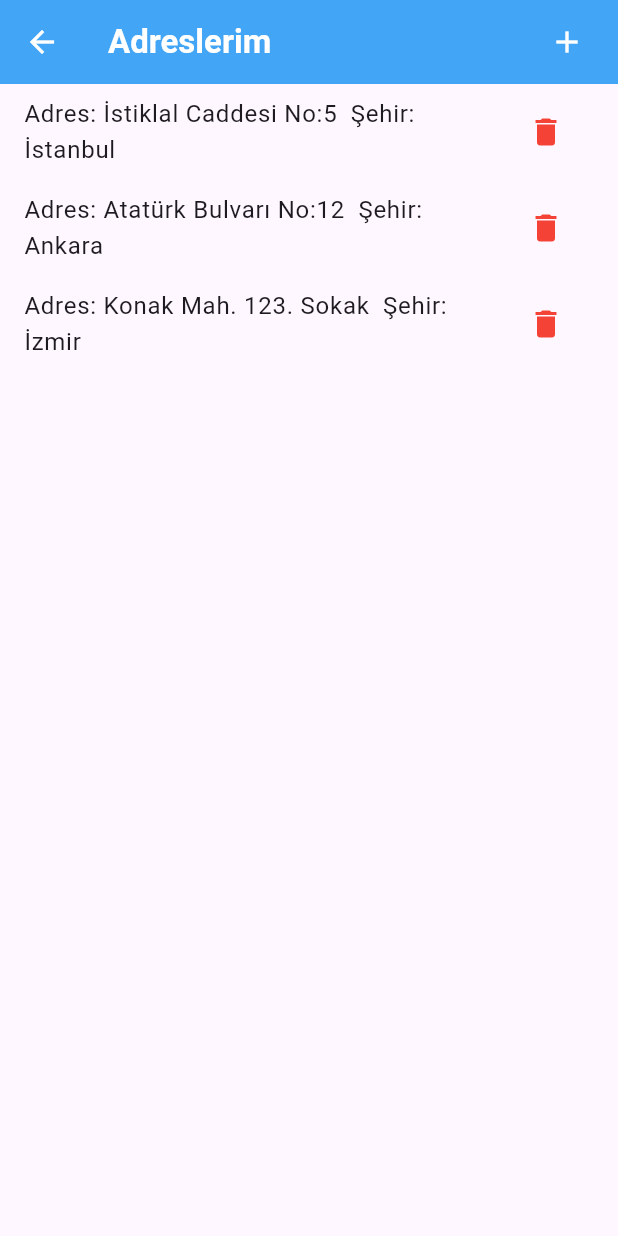
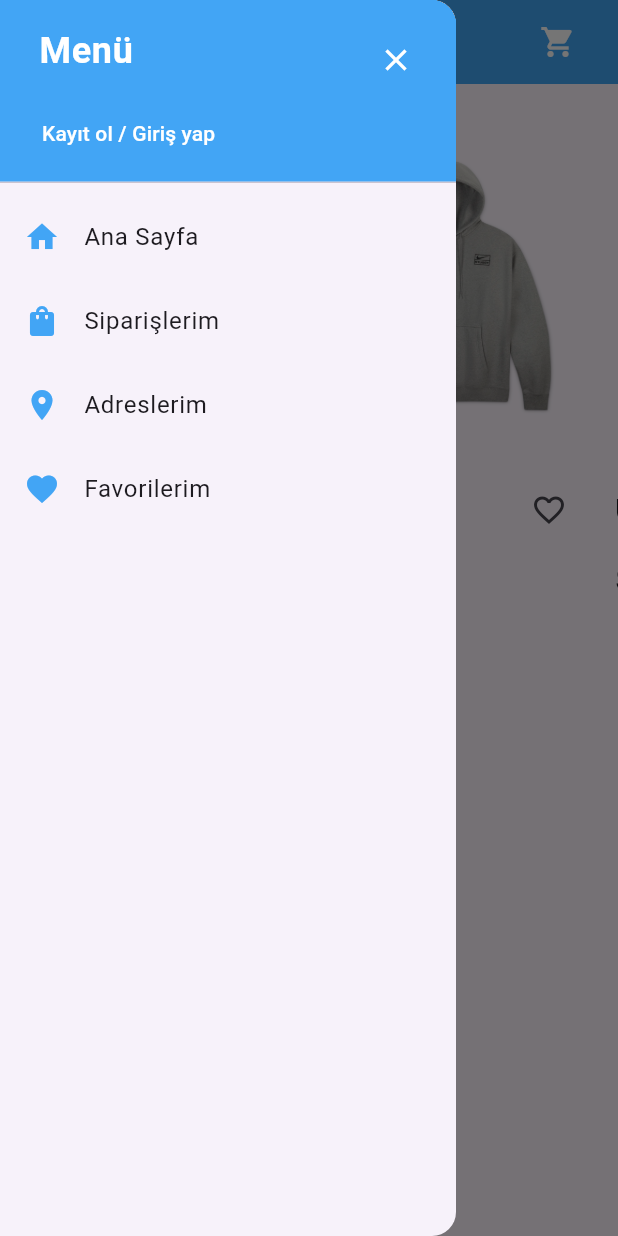
Before and after one commit to PolatAvci/yazilim_muh_proje, a Flutter app: the screen it shows after launch, with the side drawer open (before the commit the screen has no drawer), on a phone screen of 412 x 824 dp. Run offline on Flutter 3.47's test engine with Material 3 defaults, Android fonts, the phone set to English and light mode, and no system bars; our stand-ins replace flutter_masked_text2, google_fonts; key blocks and very long unbroken strings in the code were emptied for the run.

Commit message:
favori sayfası ve ana sayfa eklendi

```diff
--- /dev/null
+++ b/lib/Models/favorite_list.dart
@@ -0,0 +1,30 @@
+import 'package:yazilim_muh_proje/Models/product.dart';
+
+class FavoriteList {
+  static List<Product> items = [
+    Product(
+      id: 10,
+      category: "kıyafet",
+      details: "abcde",
+      name: "Kapşon 1",
+      price: 100,
+      image: "images/urun.jpg",
+    ),
+    Product(
+      id: 11,
+      category: "kıyafet",
+      details: "abcde",
+      name: "Kapşon 2",
+      price: 100,
+      image: "images/logo.png",
+    ),
+    Product(
+      id: 12,
+      category: "kıyafet",
+      details: "abcde",
+      name: "Kapşon 3",
+      price: 100,
+      image: "images/urun.jpg",
+    ),
+  ];
+}
--- /dev/null
+++ b/lib/Models/product.dart
@@ -0,0 +1,17 @@
+class Product {
+  int id;
+  String name;
+  double price;
+  String category;
+  String details;
+  String image;
+
+  Product({
+    required this.id,
+    required this.category,
+    required this.details,
+    required this.name,
+    required this.price,
+    required this.image,
+  });
+}
--- /dev/null
+++ b/lib/Models/product_items.dart
@@ -0,0 +1,38 @@
+import 'package:yazilim_muh_proje/Models/product.dart';
+
+class ProductItems {
+  static List<Product> items = [
+    Product(
+      id: 1,
+      category: "a",
+      details: "şglbgmsf",
+      name: "Ürün 1",
+      price: 100,
+      image: "images/urun.jpg",
+    ),
+    Product(
+      id: 2,
+      category: "a",
+      details: "şglbgmsf",
+      name: "Ürün 2",
+      price: 100,
+      image: "images/urun.jpg",
+    ),
+    Product(
+      id: 3,
+      category: "a",
+      details: "şglbgmsf",
+      name: "Ürün 3",
+      price: 100,
+      image: "images/urun.jpg",
+    ),
+    Product(
+      id: 4,
+      category: "a",
+      details: "şglbgmsf",
+      name: "Ürün 4",
+      price: 100,
+      image: "images/urun.jpg",
+    ),
+  ];
+}
--- /dev/null
+++ b/lib/components/product_card.dart
@@ -0,0 +1,115 @@
+import 'package:flutter/material.dart';
+import 'package:yazilim_muh_proje/Models/favorite_list.dart';
+import 'package:yazilim_muh_proje/Models/product.dart';
+
+class ProductCard extends StatefulWidget {
+  final Widget image;
+  final String name;
+  final double price;
+  final VoidCallback onpressed;
+  final int id;
+  final String category;
+  final String details;
+  final String imagePath;
+
+  ProductCard({
+    required this.id,
+    required this.category,
+    required this.details,
+    required this.image,
+    required this.name,
+    required this.price,
+    required this.onpressed,
+    required this.imagePath,
+  });
+
+  @override
+  State<ProductCard> createState() => _ProductCardState();
+}
+
+class _ProductCardState extends State<ProductCard> {
+  bool _isFav = false;
+
+  @override
+  Widget build(BuildContext context) {
+    return InkWell(
+      onTap: widget.onpressed,
+      child: Padding(
+        padding: EdgeInsets.all(10),
+        child: Column(
+          crossAxisAlignment: CrossAxisAlignment.start, // Başlığı sola yaslar
+          children: [
+            widget.image,
+            Column(
+              crossAxisAlignment: CrossAxisAlignment.start,
+              children: [
+                Row(
+                  mainAxisAlignment: MainAxisAlignment.spaceBetween,
+                  children: [
+                    Text(
+                      widget.name,
+                      style: TextStyle(
+                        fontSize: 20,
+                        fontWeight: FontWeight.bold,
+                      ),
+                      overflow: TextOverflow.ellipsis,
+                      textAlign: TextAlign.start,
+                    ),
+                    IconButton(
+                      onPressed: () {
+                        setState(() {
+                          _isFav = !_isFav;
+                        });
+                        if (!_isFav) {
+                          for (int j = 0; j < FavoriteList.items.length; j++) {
+                            if (widget.id == FavoriteList.items[j].id) {
+                              FavoriteList.items.removeAt(j);
+                              break;
+                            }
+                          }
+                          ScaffoldMessenger.of(context).showSnackBar(
+                            SnackBar(
+                              content: Text("Ürün favorilerden çıkarıldı."),
+                              showCloseIcon: true,
+                            ),
+                          );
+                          return;
+                        }
+                        ScaffoldMessenger.of(context).showSnackBar(
+                          SnackBar(
+                            content: Text("Ürün favorilere eklendi."),
+                            showCloseIcon: true,
+                          ),
+                        );
+                        FavoriteList.items.add(
+                          Product(
+                            id: widget.id,
+                            category: widget.category,
+                            details: widget.details,
+                            name: widget.name,
+                            price: widget.price,
+                            image: widget.imagePath,
+                          ),
+                        );
+                      },
+                      icon:
+                          _isFav
+                              ? Icon(Icons.favorite, color: Colors.red)
+                              : Icon(Icons.favorite_border_outlined),
+                    ),
+                  ],
+                ),
+                SizedBox(height: 8),
+
+                Text(
+                  "\$${widget.price.toStringAsFixed(2)}",
+                  style: TextStyle(fontSize: 20, fontWeight: FontWeight.bold),
+                ),
+              ],
+            ),
+          ],
+        ),
+      ),
+    );
+  }
+}
--- a/lib/main.dart
+++ b/lib/main.dart
@@ -1,6 +1,6 @@
 import 'package:flutter/material.dart';
-import 'package:yazilim_muh_proje/pages/address_page.dart';
+import 'package:yazilim_muh_proje/pages/home_page.dart';
 
 void main() {
-  runApp(MaterialApp(debugShowCheckedModeBanner: false, home: AddressPage()));
+  runApp(MaterialApp(debugShowCheckedModeBanner: false, home: HomePage()));
 }
--- /dev/null
+++ b/lib/pages/home_page.dart
@@ -0,0 +1,170 @@
+import 'package:flutter/material.dart';
+import 'package:yazilim_muh_proje/Models/product_items.dart';
+import 'package:yazilim_muh_proje/components/product_card.dart';
+import 'package:yazilim_muh_proje/pages/address_page.dart';
+import 'package:yazilim_muh_proje/pages/cart_page.dart';
+import 'package:yazilim_muh_proje/pages/favorite_page.dart';
+import 'package:yazilim_muh_proje/pages/login_page.dart';
+
+class HomePage extends StatelessWidget {
+  @override
+  Widget build(BuildContext context) {
+    return Scaffold(
+      drawer: Drawer(
+        child: ListView(
+          padding: EdgeInsets.zero,
+          children: [
+            SizedBox(
+              height: 130,
+              child: DrawerHeader(
+                decoration: BoxDecoration(color: Colors.blue.shade400),
+                child: Column(
+                  crossAxisAlignment: CrossAxisAlignment.start,
+                  mainAxisAlignment: MainAxisAlignment.spaceBetween,
+                  children: [
+                    Row(
+                      mainAxisAlignment: MainAxisAlignment.spaceBetween,
+                      crossAxisAlignment: CrossAxisAlignment.start,
+                      children: [
+                        Padding(
+                          padding: const EdgeInsets.only(left: 10),
+                          child: Text(
+                            'Menü',
+                            style: TextStyle(
+                              color: Colors.white,
+                              fontSize: 24,
+                              fontWeight: FontWeight.bold,
+                            ),
+                          ),
+                        ),
+                        IconButton(
+                          onPressed: () {
+                            Navigator.pop(context);
+                          },
+                          icon: Icon(
+                            Icons.close,
+                            color: Colors.white,
+                            size: 24,
+                          ),
+                        ),
+                      ],
+                    ),
+                    TextButton(
+                      onPressed: () {
+                        Navigator.push(
+                          context,
+                          MaterialPageRoute(builder: (context) => LoginPage()),
+                        );
+                      },
+                      child: Text(
+                        "Kayıt ol / Giriş yap",
+                        style: TextStyle(color: Colors.white),
+                      ),
+                    ),
+                  ],
+                ),
+              ),
+            ),
+            ListTile(
+              leading: Icon(Icons.home, color: Colors.blue.shade400),
+              title: Text('Ana Sayfa'),
+              onTap: () {
+                Navigator.pop(context);
+              },
+            ),
+            ListTile(
+              leading: Icon(Icons.shopping_bag, color: Colors.blue.shade400),
+              title: Text('Siparişlerim'),
+              onTap: () {
+                // İşlem eklenebilir
+              },
+            ),
+            ListTile(
+              leading: Icon(Icons.location_on, color: Colors.blue.shade400),
+              title: Text('Adreslerim'),
+              onTap: () {
+                Navigator.pop(context); // drawer'i kapatmak için
+                Navigator.push(
+                  context,
+                  MaterialPageRoute(builder: (context) => AddressPage()),
+                );
+              },
+            ),
+            ListTile(
+              leading: Icon(Icons.favorite, color: Colors.blue.shade400),
+              title: Text('Favorilerim'),
+              onTap: () {
+                Navigator.pop(context); // drawer'i kapatmak için
+                Navigator.push(
+                  context,
+                  MaterialPageRoute(builder: (context) => FavoritePage()),
+                );
+              },
+            ),
+          ],
+        ),
+      ),
+      appBar: AppBar(
+        backgroundColor: Colors.blue.shade400,
+        leading: Builder(
+          builder:
+              (context) => IconButton(
+                onPressed: () {
+                  Scaffold.of(context).openDrawer(); // Drawer'ı açar
+                },
+                icon: Icon(Icons.menu, color: Colors.white),
+              ),
+        ),
+        title: Row(
+          children: [
+            Expanded(
+              child: Row(
+                mainAxisAlignment: MainAxisAlignment.center,
+                children: [
+                  Icon(Icons.shopify, size: 30, color: Colors.white),
+                  SizedBox(width: 8),
+                  Text("TrakStore", style: TextStyle(color: Colors.white)),
+                ],
+              ),
+            ),
+            IconButton(
+              onPressed: () {
+                Navigator.push(
+                  context,
+                  MaterialPageRoute(builder: (context) => CartPage()),
+                );
+              },
+              icon: Icon(Icons.shopping_cart, color: Colors.white),
+            ),
+          ],
+        ),
+      ),
+      body: SizedBox(
+        height: 350,
+        child: ListView.builder(
+          scrollDirection: Axis.horizontal,
+          itemCount: ProductItems.items.length,
+          itemBuilder: (context, i) {
+            var item = ProductItems.items[i];
+            return SizedBox(
+              width: 200,
+              child: ProductCard(
+                id: item.id,
+                category: item.category,
+                details: item.category,
+                imagePath: item.image,
+                image: SizedBox(
+                  height: 250,
+                  child: Image.asset(item.image, fit: BoxFit.cover),
+                ),
+                name: item.name,
+                price: item.price,
+                onpressed: () {},
+              ),
+            );
+          },
+        ),
+      ),
+    );
+  }
+}
--- a/lib/pages/payment_page.dart
+++ b/lib/pages/payment_page.dart
@@ -120,6 +120,7 @@ class _PaymentPageState extends State<PaymentPage> {
             style: GoogleFonts.poppins(),
           ),
           content: Column(
+            mainAxisSize: MainAxisSize.min,
             crossAxisAlignment: CrossAxisAlignment.start,
             children: [
               Text(
```
Also changed, not shown: lib/pages/cart_page.dart (+16 -1 lines), lib/pages/favorite_page.dart (added, +94 -0 lines), images/urun.jpg (added).
